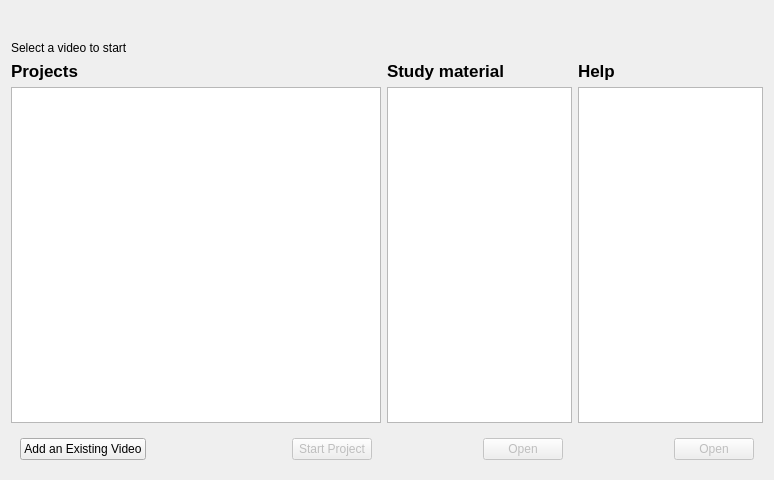
Above: components/startpage/lib/startpage.ui from artm/WatchThatSound3 before the change. Below: the same form after it.
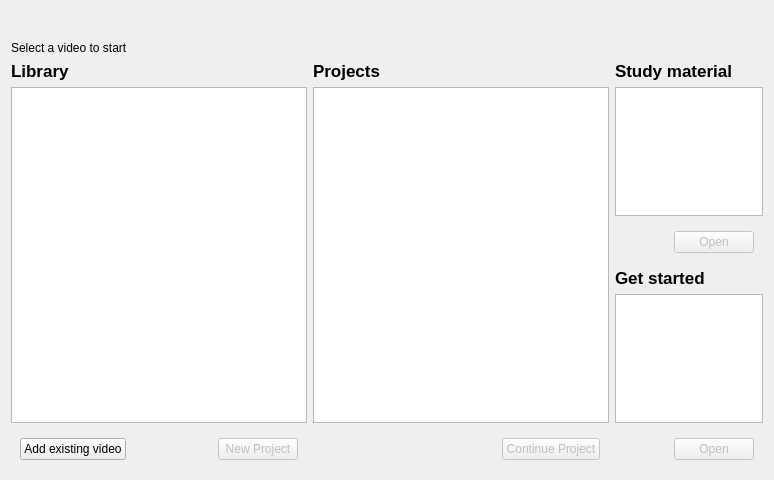
That is the form after the change.

Commit message: updated existing specs to the nov 6 start page design

```diff
--- a/components/startpage/lib/startpage.ui
+++ b/components/startpage/lib/startpage.ui
@@ -52,6 +52,81 @@
       <property name="margin">
        <number>0</number>
       </property>
+      <item>
+       <widget class="QWidget" name="widget_8" native="true">
+        <property name="sizePolicy">
+         <sizepolicy hsizetype="Preferred" vsizetype="Preferred">
+          <horstretch>2</horstretch>
+          <verstretch>0</verstretch>
+         </sizepolicy>
+        </property>
+        <layout class="QVBoxLayout" name="verticalLayout_5">
+         <property name="margin">
+          <number>0</number>
+         </property>
+         <item>
+          <widget class="QLabel" name="library_label">
+           <property name="text">
+            <string>&lt;!DOCTYPE HTML PUBLIC &quot;-//W3C//DTD HTML 4.0//EN&quot; &quot;http://www.w3.org/TR/REC-html40/strict.dtd&quot;&gt;
+&lt;html&gt;&lt;head&gt;&lt;meta name=&quot;qrichtext&quot; content=&quot;1&quot; /&gt;&lt;style type=&quot;text/css&quot;&gt;
+p, li { white-space: pre-wrap; }
+&lt;/style&gt;&lt;/head&gt;&lt;body style=&quot; font-family:'Lucida Grande'; font-size:13pt; font-weight:400; font-style:normal;&quot;&gt;
+&lt;p style=&quot; margin-top:0px; margin-bottom:0px; margin-left:0px; margin-right:0px; -qt-block-indent:0; text-indent:0px;&quot;&gt;&lt;span style=&quot; font-weight:600;&quot;&gt;Library&lt;/span&gt;&lt;/p&gt;&lt;/body&gt;&lt;/html&gt;</string>
+           </property>
+           <property name="textFormat">
+            <enum>Qt::AutoText</enum>
+           </property>
+          </widget>
+         </item>
+         <item>
+          <widget class="QTreeView" name="library">
+           <property name="sizePolicy">
+            <sizepolicy hsizetype="Expanding" vsizetype="Expanding">
+             <horstretch>0</horstretch>
+             <verstretch>0</verstretch>
+            </sizepolicy>
+           </property>
+          </widget>
+         </item>
+         <item>
+          <widget class="QWidget" name="widget_9" native="true">
+           <layout class="QHBoxLayout" name="horizontalLayout_4">
+            <item>
+             <widget class="QPushButton" name="add_video">
+              <property name="text">
+               <string>Add existing video</string>
+              </property>
+             </widget>
+            </item>
+            <item>
+             <spacer name="horizontalSpacer_3">
+              <property name="orientation">
+               <enum>Qt::Horizontal</enum>
+              </property>
+              <property name="sizeHint" stdset="0">
+               <size>
+                <width>40</width>
+                <height>20</height>
+               </size>
+              </property>
+             </spacer>
+            </item>
+            <item>
+             <widget class="QPushButton" name="new_project">
+              <property name="enabled">
+               <bool>false</bool>
+              </property>
+              <property name="text">
+               <string>New Project</string>
+              </property>
+             </widget>
+            </item>
+           </layout>
+          </widget>
+         </item>
+        </layout>
+       </widget>
+      </item>
       <item>
        <widget class="QWidget" name="widget_3" native="true">
         <property name="sizePolicy">
@@ -91,13 +166,6 @@
          <item>
           <widget class="QWidget" name="widget_4" native="true">
            <layout class="QHBoxLayout" name="horizontalLayout_2">
-            <item>
-             <widget class="QPushButton" name="pushButton_6">
-              <property name="text">
-               <string>Add an Existing Video</string>
-              </property>
-             </widget>
-            </item>
             <item>
              <spacer name="horizontalSpacer">
               <property name="orientation">
@@ -117,7 +185,7 @@
                <bool>false</bool>
               </property>
               <property name="text">
-               <string>Start Project</string>
+               <string>Continue Project</string>
               </property>
              </widget>
             </item>
@@ -189,34 +257,19 @@
            </layout>
           </widget>
          </item>
-        </layout>
-       </widget>
-      </item>
-      <item>
-       <widget class="QWidget" name="widget_7" native="true">
-        <property name="sizePolicy">
-         <sizepolicy hsizetype="Preferred" vsizetype="Preferred">
-          <horstretch>1</horstretch>
-          <verstretch>0</verstretch>
-         </sizepolicy>
-        </property>
-        <layout class="QVBoxLayout" name="verticalLayout_7">
-         <property name="margin">
-          <number>0</number>
-         </property>
          <item>
-          <widget class="QLabel" name="label_6">
+          <widget class="QLabel" name="get_started_label">
            <property name="text">
             <string>&lt;!DOCTYPE HTML PUBLIC &quot;-//W3C//DTD HTML 4.0//EN&quot; &quot;http://www.w3.org/TR/REC-html40/strict.dtd&quot;&gt;
 &lt;html&gt;&lt;head&gt;&lt;meta name=&quot;qrichtext&quot; content=&quot;1&quot; /&gt;&lt;style type=&quot;text/css&quot;&gt;
 p, li { white-space: pre-wrap; }
 &lt;/style&gt;&lt;/head&gt;&lt;body style=&quot; font-family:'Lucida Grande'; font-size:13pt; font-weight:400; font-style:normal;&quot;&gt;
-&lt;p style=&quot; margin-top:0px; margin-bottom:0px; margin-left:0px; margin-right:0px; -qt-block-indent:0; text-indent:0px;&quot;&gt;&lt;span style=&quot; font-weight:600;&quot;&gt;Help&lt;/span&gt;&lt;/p&gt;&lt;/body&gt;&lt;/html&gt;</string>
+&lt;p style=&quot; margin-top:0px; margin-bottom:0px; margin-left:0px; margin-right:0px; -qt-block-indent:0; text-indent:0px;&quot;&gt;&lt;span style=&quot; font-weight:600;&quot;&gt;Get started&lt;/span&gt;&lt;/p&gt;&lt;/body&gt;&lt;/html&gt;</string>
            </property>
           </widget>
          </item>
          <item>
-          <widget class="QTreeView" name="help">
+          <widget class="QTreeView" name="get_started">
            <property name="sizePolicy">
             <sizepolicy hsizetype="Expanding" vsizetype="Expanding">
              <horstretch>0</horstretch>
```
Left out of the diff: 8 changed lines with no effect on the pictures. The commit also changes 1 other file.
